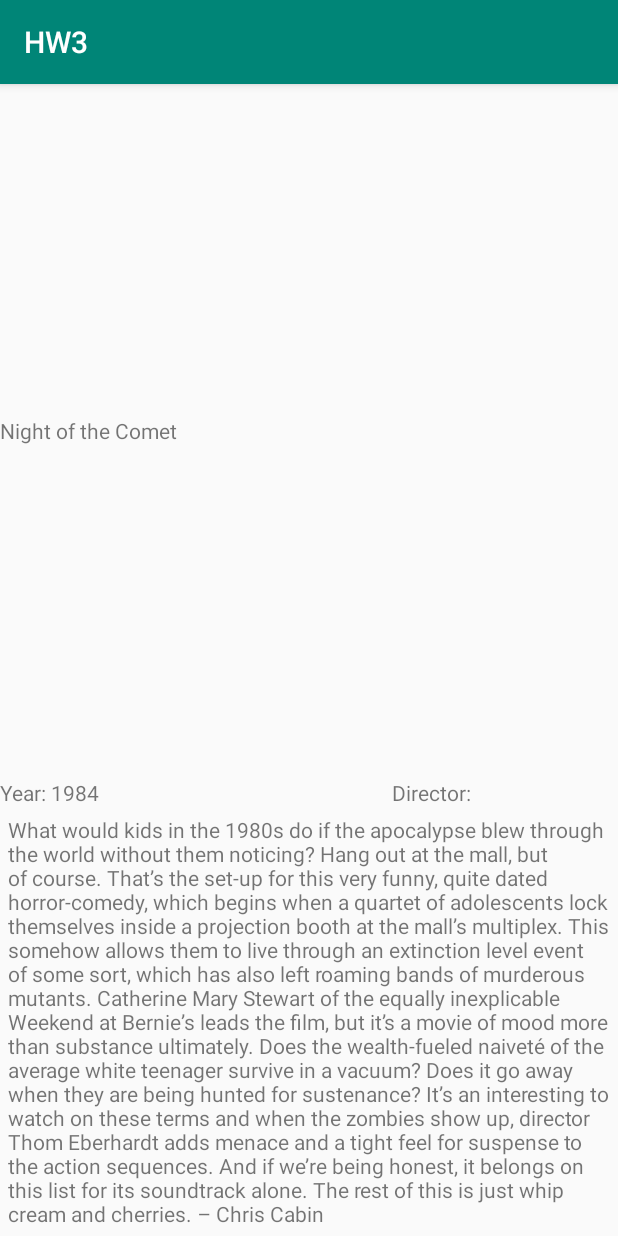
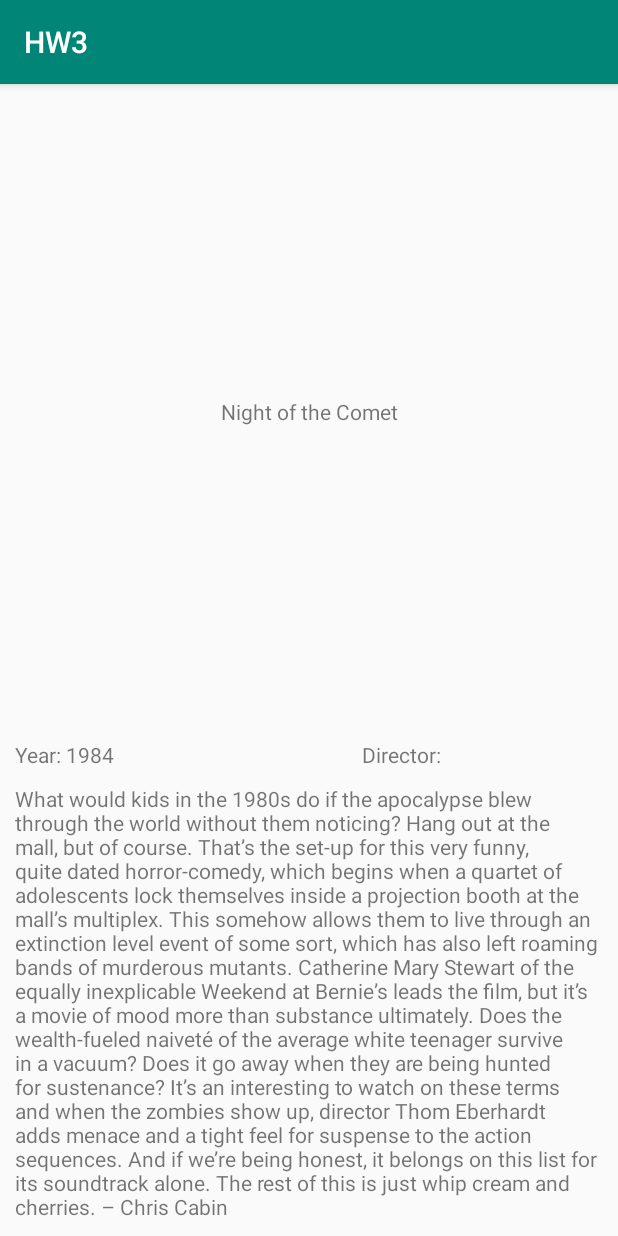
Before and after one commit to YunFSui/AD340, an Android app: the ThirdActivity screen opened directly, with no data from a screen before it, on a phone screen of 412 x 824 dp. Run offline under Robolectric (Android 15) with nearby library versions, the phone set to English and light mode, and no system bars; 1 statement that could not run was skipped.

Commit message:
centered title on act 3

```diff
--- a/HW3/app/src/main/java/com/example/hw3/ThirdActivity.java
+++ b/HW3/app/src/main/java/com/example/hw3/ThirdActivity.java
@@ -1,11 +1,15 @@
 package com.example.hw3;
 
+import android.graphics.drawable.Drawable;
 import android.os.Bundle;
 import android.support.v7.app.AppCompatActivity;
 import android.content.Intent;
 import android.util.Log;
-import android.widget.LinearLayout;
+import android.widget.ImageView;
 import android.widget.TextView;
+
+import java.io.InputStream;
+import java.net.URL;
 
 public class ThirdActivity extends AppCompatActivity{
 
@@ -27,8 +31,10 @@ public class ThirdActivity extends AppCompatActivity{
         Log.i(TAG, "position " + position);
         Log.i(TAG, kits[position].getTitle());
 
+        String tit = kits[position].getTitle();
+
         TextView title = (TextView)findViewById(R.id.title);
-        title.setText(kits[position].getTitle());
+        title.setText(tit);
 
         TextView year = (TextView)findViewById(R.id.year);
         year.setText("Year: " + kits[position].getYear());
@@ -38,9 +44,25 @@ public class ThirdActivity extends AppCompatActivity{
 
         TextView description = (TextView)findViewById(R.id.description);
         description.setText(kits[position].getDescription());
+        ImageView image = (ImageView)findViewById(R.id.image);
+        String url = kits[position].getUri();
+        image.setImageDrawable(LoadImageFromWebOperations(url));
+
+
+
+
+
 
 
     }
-
+    public static Drawable LoadImageFromWebOperations(String url) {
+        try {
+            InputStream is = (InputStream) new URL(url).getContent();
+            Drawable d = Drawable.createFromStream(is, "src name");
+            return d;
+        } catch (Exception e) {
+            return null;
+        }
+    }
 
 }
--- a/HW3/app/src/main/res/layout/activity_third.xml
+++ b/HW3/app/src/main/res/layout/activity_third.xml
@@ -5,12 +5,17 @@
     android:layout_height="match_parent"
     android:orientation="vertical">
 
+    <ImageView
+        android:id="@+id/image"
+        android:layout_width="wrap_content"
+        android:layout_height="wrap_content" />
+
     <TextView
         android:id="@+id/title"
-        android:layout_width="wrap_content"
+        android:layout_width="match_parent"
         android:layout_height="wrap_content"
         android:layout_weight="2"
-        android:gravity="center" />
+        android:gravity="center"/>
 
     <LinearLayout
         android:layout_width="match_parent"
@@ -22,21 +27,23 @@
             android:layout_width="wrap_content"
             android:layout_height="wrap_content"
             android:layout_weight="1"
+            android:layout_marginLeft="10dp"
              />
         <TextView
             android:id="@+id/director"
             android:layout_width="wrap_content"
             android:layout_height="wrap_content"
             android:layout_weight="1"
-            android:layout_marginLeft="100dp"
+            android:layout_marginLeft="50dp"
             />
     </LinearLayout>
 
     <ScrollView
-        android:layout_width="match_parent"
+        android:layout_width="wrap_content"
         android:layout_height="wrap_content"
         xmlns:android="http://schemas.android.com/apk/res/android"
-        android:fillViewport="true">
+        android:fillViewport="false"
+        android:layout_margin="10dp">
         <LinearLayout
             xmlns:android="http://schemas.android.com/apk/res/android"
             android:layout_width="match_parent"
@@ -48,7 +55,7 @@
                 android:layout_width="wrap_content"
                 android:layout_height="wrap_content"
                 android:layout_weight="0"
-                android:layout_margin="5dp" />
+                 />
         </LinearLayout>
     </ScrollView>
 
```
